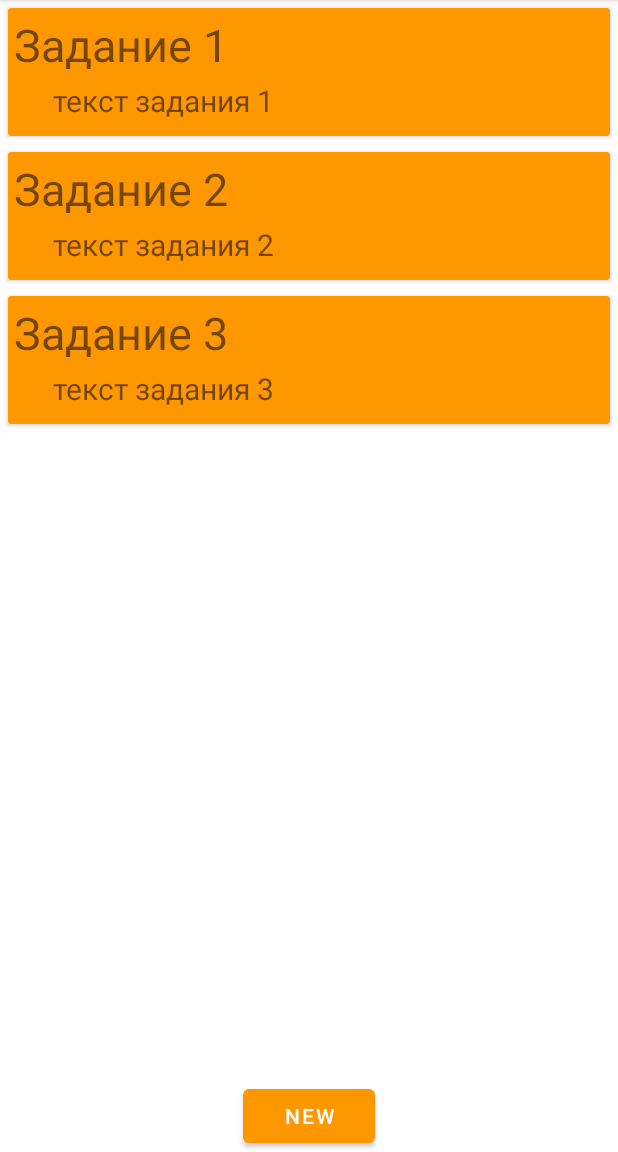
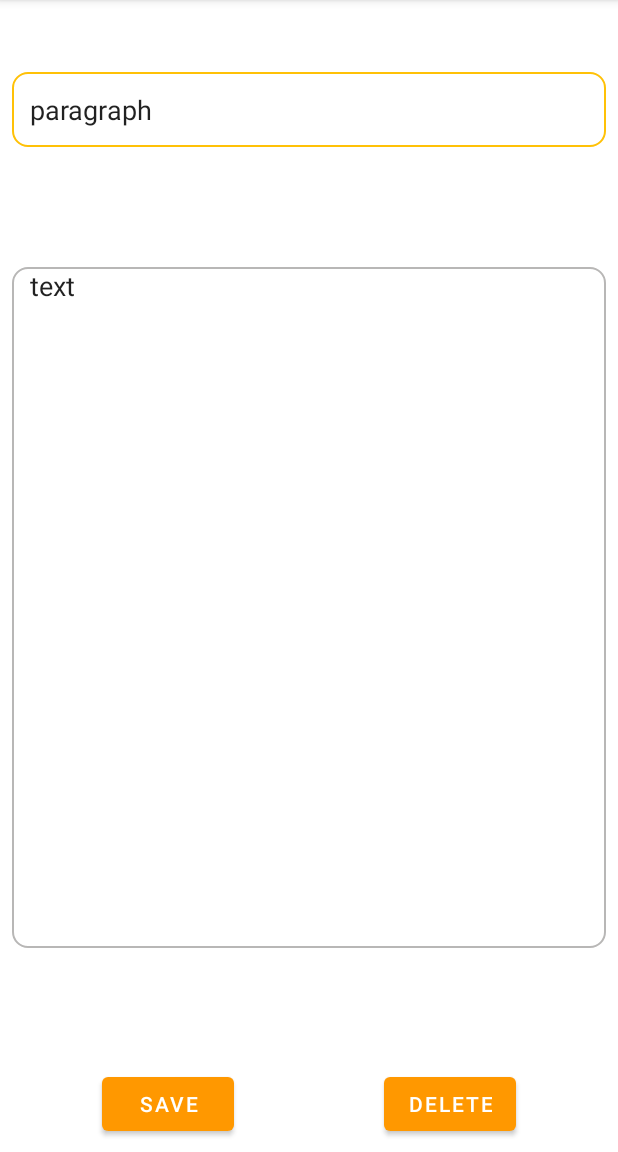
Before and after one commit to mishura235/SimpleTODO, an Android app: the screen it shows after launch (MainActivity before the commit, TaskEditActivity after it), after a tap on "NEW", on a phone screen of 412 x 824 dp, the part 84-1236 px from its top. Run offline under Robolectric (Android 15) with nearby library versions, the phone set to English and light mode, and no system bars; our stand-ins replace Room's generated code.

Commit message:
Create All

```diff
--- a/app/src/main/AndroidManifest.xml
+++ b/app/src/main/AndroidManifest.xml
@@ -12,6 +12,9 @@
         android:supportsRtl="true"
         android:theme="@style/Theme.TODOList"
         tools:targetApi="31">
+        <activity
+            android:name=".TaskEditActivity"
+            android:exported="false" />
         <activity
             android:name=".MainActivity"
             android:exported="true">
--- a/app/src/main/java/com/example/todolist/MainActivity.kt
+++ b/app/src/main/java/com/example/todolist/MainActivity.kt
@@ -1,10 +1,24 @@
 package com.example.todolist
 
+import android.annotation.SuppressLint
+import android.content.Intent
 import androidx.appcompat.app.AppCompatActivity
 import android.os.Bundle
+import android.util.Log
 import android.widget.Button
+import androidx.activity.viewModels
+import androidx.lifecycle.AndroidViewModel
+import androidx.lifecycle.Observer
 import androidx.recyclerview.widget.LinearLayoutManager
 import androidx.recyclerview.widget.RecyclerView
+import com.example.todolist.recyclerview.TaskRecyclerViewAdapter
+import com.example.todolist.database.Task
+import com.example.todolist.viewmodel.TaskViewModel
+import kotlinx.coroutines.CoroutineScope
+import kotlinx.coroutines.Dispatchers
+import kotlinx.coroutines.channels.Channel
+import kotlinx.coroutines.coroutineScope
+import kotlinx.coroutines.launch
 
 class MainActivity : AppCompatActivity() {
 
@@ -19,19 +33,33 @@ class MainActivity : AppCompatActivity() {
         createNewTask = findViewById(R.id.create_new_task_button)
         taskRecyclerView = findViewById(R.id.task_recycler_view)
 
-        //TODO перенести в Room
-        var tasks = listOf(
-            Task("Задание 1","текст задания 1"),
-            Task("Задание 2","текст задания 2"),
-            Task("Задание 3","текст задания 3"),
-        )
+        val viewModel by viewModels<TaskViewModel>()
 
-        adapter = TaskRecyclerViewAdapter(tasks)
+        adapter = TaskRecyclerViewAdapter(this)
         taskRecyclerView.layoutManager = LinearLayoutManager(applicationContext,LinearLayoutManager.VERTICAL,false)
         taskRecyclerView.adapter = adapter
+        viewModel.tasksList.observe(this, Observer {
+            adapter.tasks = viewModel.tasksList.value!!
+            adapter.notifyDataSetChanged()
+        })
 
         createNewTask.setOnClickListener{
-            //TODO функция создания задания
+            CoroutineScope(Dispatchers.Main).launch {
+            val idChannel = Channel<Long>()
+            viewModel.createTask(channel = idChannel)
+            val id = idChannel.receive()
+            val intent = Intent(applicationContext,TaskEditActivity::class.java)
+            intent.putExtra(TaskEditActivity.TASK_ID, id)
+            startActivity(intent)
+        }
         }
     }
+
+    override fun onStart() {
+        super.onStart()
+        val viewModel by viewModels<TaskViewModel>()
+        viewModel.loadAllTasks()
+    }
+
+
 }
--- a/app/src/main/java/com/example/todolist/Task.kt
+++ /dev/null
@@ -1,6 +0,0 @@
-package com.example.todolist
-
-data class Task (
-    val paragraph:String,
-    val text:String
-)
--- /dev/null
+++ b/app/src/main/java/com/example/todolist/TaskEditActivity.kt
@@ -0,0 +1,52 @@
+package com.example.todolist
+
+import androidx.appcompat.app.AppCompatActivity
+import android.os.Bundle
+import android.util.Log
+import android.widget.Button
+import android.widget.EditText
+import androidx.lifecycle.ViewModelProvider
+import com.example.todolist.viewmodel.TaskEditViewModel
+
+class TaskEditActivity : AppCompatActivity() {
+
+
+    companion object{
+        const val TASK_ID="task_id"
+    }
+
+    lateinit var editParagraph:EditText
+    lateinit var editText:EditText
+    lateinit var saveButton: Button
+    lateinit var deleteButton: Button
+    override fun onCreate(savedInstanceState: Bundle?) {
+        super.onCreate(savedInstanceState)
+        setContentView(R.layout.activity_task_edit)
+
+        editParagraph = findViewById(R.id.task_edit_paragraph)
+        editText = findViewById(R.id.task_edit_text)
+        saveButton = findViewById(R.id.save_button)
+        deleteButton = findViewById(R.id.delete_button)
+
+        val taskId = intent.getLongExtra(TASK_ID,0)
+        val viewModel= ViewModelProvider(this,TaskEditViewModel.TaskEditViewModelFactory(this,taskId))[TaskEditViewModel::class.java]
+
+
+        viewModel.task.observe(this) {
+            editText.setText(it.text)
+            editParagraph.setText(it.paragraph)
+        }
+
+        saveButton.setOnClickListener {
+            viewModel.saveChanges(editParagraph.text.toString(),editText.text.toString())
+            finish()
+        }
+
+        deleteButton.setOnClickListener {
+            viewModel.deleteTask()
+            finish()
+        }
+
+    }
+
+}
--- /dev/null
+++ b/app/src/main/java/com/example/todolist/database/Database.kt
@@ -0,0 +1,38 @@
+package com.example.todolist.database
+
+import android.content.Context
+import androidx.room.*
+
+@Dao
+interface TaskDAO {
+
+
+    @Insert
+    fun insert(task: Task):Long
+
+    @Delete
+    fun delete(task: Task?)
+
+    @Query("SELECT * FROM tasks")
+    fun getAllTasks():List<Task>
+
+    @Insert(onConflict = OnConflictStrategy.REPLACE)
+    fun updateTask(task:Task?)
+
+    @Query("SELECT * FROM tasks WHERE id=:id")
+    fun getTaskById(id: Long): Task
+}
+
+@Database(entities = [Task::class], version = 1)
+abstract class TasksDatabase: RoomDatabase() {
+    abstract fun getTaskDao():TaskDAO
+}
+
+fun getDatabase(context: Context): TasksDatabase {
+        return Room.databaseBuilder(
+            context.applicationContext,
+            TasksDatabase::class.java,
+            "tasks"
+        ).build()
+
+}
--- /dev/null
+++ b/app/src/main/java/com/example/todolist/database/Task.kt
@@ -0,0 +1,12 @@
+package com.example.todolist.database
+
+import androidx.room.Entity
+import androidx.room.PrimaryKey
+
+@Entity(tableName = "tasks")
+data class Task(
+    @PrimaryKey(autoGenerate = true)
+    val id: Int? =null,
+    val paragraph:String,
+    val text:String
+)
--- a/app/src/main/java/com/example/todolist/TaskRecyclerViewAdapter.kt
+++ b/app/src/main/java/com/example/todolist/recyclerview/TaskRecyclerViewAdapter.kt
@@ -1,16 +1,20 @@
-package com.example.todolist
+package com.example.todolist.recyclerview
 
+import android.content.Context
+import android.content.Intent
 import android.view.LayoutInflater
 import android.view.View
 import android.view.ViewGroup
 import android.widget.TextView
 import androidx.cardview.widget.CardView
 import androidx.recyclerview.widget.RecyclerView
+import com.example.todolist.R
+import com.example.todolist.TaskEditActivity
+import com.example.todolist.database.Task
 
-class TaskRecyclerViewAdapter (
-    private val tasks:List<Task>
-        ): RecyclerView.Adapter<TaskRecyclerViewAdapter.TaskViewHolder>() {
+class TaskRecyclerViewAdapter (val context: Context): RecyclerView.Adapter<TaskRecyclerViewAdapter.TaskViewHolder>() {
 
+    var tasks:List<Task> = listOf()
     class TaskViewHolder(itemView: View) :RecyclerView.ViewHolder(itemView) {
         val taskCardView:CardView = itemView.findViewById(R.id.task_card_view)
         val taskParagraph:TextView = itemView.findViewById(R.id.task_paragraph)
@@ -32,7 +36,9 @@ class TaskRecyclerViewAdapter (
         holder.taskParagraph.text = tasks[position].paragraph
         holder.taskText.text = tasks[position].text
         holder.taskCardView.setOnClickListener {
-            //TODO окно редактрования задачи
+            val intent = Intent(context,TaskEditActivity::class.java)
+            intent.putExtra(TaskEditActivity.TASK_ID,position.toLong()+1)
+            context.startActivity(intent)
         }
     }
 
--- /dev/null
+++ b/app/src/main/java/com/example/todolist/viewmodel/TaskEditViewModel.kt
@@ -0,0 +1,58 @@
+package com.example.todolist.viewmodel
+
+import android.content.Context
+import android.util.Log
+import androidx.lifecycle.MutableLiveData
+import androidx.lifecycle.ViewModel
+import androidx.lifecycle.ViewModelProvider
+import androidx.lifecycle.viewModelScope
+import com.example.todolist.database.Task
+import com.example.todolist.database.getDatabase
+import kotlinx.coroutines.Dispatchers
+import kotlinx.coroutines.launch
+import kotlinx.coroutines.withContext
+
+class TaskEditViewModel(private val context: Context, private val id: Long) : ViewModel() {
+
+    private val _task: MutableLiveData<Task> = MutableLiveData()
+
+    val db = getDatabase(context)
+
+    val task
+        get() = _task
+
+
+    init {
+        viewModelScope.launch{
+            withContext(Dispatchers.IO){
+                task.postValue(db.getTaskDao().getTaskById(id))
+            }
+
+        }
+    }
+
+
+
+    fun saveChanges(paragraph: String, text: String) {
+        viewModelScope.launch {
+            withContext(Dispatchers.IO){
+                db.getTaskDao().updateTask(Task(task.value?.id,paragraph,text))
+            }
+        }
+    }
+
+    fun deleteTask() {
+        viewModelScope.launch {
+            withContext(Dispatchers.IO){
+                db.getTaskDao().delete(task.value)
+            }
+        }
+    }
+
+    class TaskEditViewModelFactory(private val context: Context, private val id: Long):ViewModelProvider.Factory {
+        override fun <T : ViewModel> create(modelClass: Class<T>): T {
+            return TaskEditViewModel(context,id) as T
+        }
+    }
+
+}
--- /dev/null
+++ b/app/src/main/java/com/example/todolist/viewmodel/TaskViewModel.kt
@@ -0,0 +1,43 @@
+package com.example.todolist.viewmodel
+
+import android.app.Application
+import androidx.lifecycle.AndroidViewModel
+import androidx.lifecycle.MutableLiveData
+import androidx.lifecycle.viewModelScope
+import com.example.todolist.database.Task
+import com.example.todolist.database.getDatabase
+import kotlinx.coroutines.CoroutineScope
+import kotlinx.coroutines.Deferred
+import kotlinx.coroutines.Dispatchers
+import kotlinx.coroutines.async
+import kotlinx.coroutines.channels.Channel
+import kotlinx.coroutines.launch
+import kotlinx.coroutines.withContext
+
+class TaskViewModel(application: Application): AndroidViewModel(application) {
+
+    private val _tasksList = MutableLiveData<List<Task>>(listOf())
+
+    private val db = getDatabase(context = application.applicationContext)
+
+    val tasksList
+        get() = _tasksList
+
+
+    fun createTask(paragraph:String="paragraph", text:String="text",channel: Channel<Long>){
+        viewModelScope.launch {
+            withContext(Dispatchers.IO){
+                channel.send(db.getTaskDao().insert(Task(paragraph=paragraph, text=text)))
+            }
+        }
+    }
+
+    fun loadAllTasks(){
+        viewModelScope.launch {
+            withContext(Dispatchers.IO){
+                _tasksList.postValue(db.getTaskDao().getAllTasks())
+            }
+        }
+    }
+
+}
--- /dev/null
+++ b/app/src/main/res/drawable/rounded_edittext.xml
@@ -0,0 +1,21 @@
+<?xml version="1.0" encoding="utf-8"?>
+<selector xmlns:android="http://schemas.android.com/apk/res/android">
+
+    <item android:state_enabled="true" android:state_focused="true">
+        <shape android:shape="rectangle">
+            <solid android:color="@color/white"/>
+            <corners android:radius="10dp"/>
+            <stroke android:color="#FFC107" android:width="1dp"/>
+            </shape>
+
+    </item>
+
+    <item android:state_enabled="true">
+        <shape android:shape="rectangle">
+            <solid android:color="@color/white"/>
+            <corners android:radius="10dp"/>
+            <stroke android:color="#B8B7B6" android:width="1dp"/>
+        </shape>
+
+    </item>
+</selector>
--- /dev/null
+++ b/app/src/main/res/drawable/task_recyclerview_item_background.xml
@@ -0,0 +1,6 @@
+<?xml version="1.0" encoding="utf-8"?>
+<shape xmlns:android="http://schemas.android.com/apk/res/android">
+    <solid android:color="@color/orange_500"/>
+    <corners android:radius="20dp"/>
+    <padding android:left="0dp" android:top="0dp" android:right="0dp" android:bottom="0dp" />
+</shape>
--- a/app/src/main/res/layout/activity_main.xml
+++ b/app/src/main/res/layout/activity_main.xml
@@ -10,14 +10,15 @@
         android:id="@+id/task_recycler_view"
         android:layout_width="match_parent"
         android:layout_height="match_parent"
-        android:layout_marginBottom="150dp"
+        android:layout_marginTop="10dp"
+        android:layout_marginBottom="140dp"
         app:layout_constraintBottom_toTopOf="@+id/create_new_task_button"
-        tools:listitem="@layout/task_recyclerview_item"
         app:layout_constraintEnd_toEndOf="parent"
         app:layout_constraintHorizontal_bias="0.0"
         app:layout_constraintStart_toStartOf="parent"
         app:layout_constraintTop_toTopOf="parent"
-        app:layout_constraintVertical_bias="1.0" />
+        app:layout_constraintVertical_bias="1.0"
+        tools:listitem="@layout/task_recyclerview_item" />
 
     <Button
         android:id="@+id/create_new_task_button"
@@ -25,6 +26,7 @@
         android:layout_height="wrap_content"
         android:layout_marginStart="162dp"
         android:layout_marginEnd="162dp"
+        android:layout_marginBottom="10dp"
         android:text="NEW"
         app:layout_constraintBottom_toBottomOf="parent"
         app:layout_constraintEnd_toEndOf="parent"
--- /dev/null
+++ b/app/src/main/res/layout/activity_task_edit.xml
@@ -0,0 +1,72 @@
+<?xml version="1.0" encoding="utf-8"?>
+<androidx.constraintlayout.widget.ConstraintLayout xmlns:android="http://schemas.android.com/apk/res/android"
+    xmlns:app="http://schemas.android.com/apk/res-auto"
+    xmlns:tools="http://schemas.android.com/tools"
+    android:layout_width="match_parent"
+    android:layout_height="match_parent"
+    tools:context=".TaskEditActivity">
+
+    <EditText
+        android:id="@+id/task_edit_paragraph"
+        android:layout_width="match_parent"
+        android:layout_height="50dp"
+        android:layout_marginStart="8dp"
+        android:layout_marginTop="48dp"
+        android:layout_marginEnd="8dp"
+        android:background="@drawable/rounded_edittext"
+        android:hint="paragraph"
+        android:paddingStart="12dp"
+        android:paddingEnd="12dp"
+        app:layout_constraintEnd_toEndOf="parent"
+        app:layout_constraintStart_toStartOf="parent"
+        app:layout_constraintTop_toTopOf="parent" />
+
+    <EditText
+        android:id="@+id/task_edit_text"
+        android:layout_width="match_parent"
+        android:layout_height="0dp"
+        android:layout_marginStart="8dp"
+        android:layout_marginTop="80dp"
+        android:layout_marginEnd="8dp"
+        android:layout_marginBottom="80dp"
+        android:background="@drawable/rounded_edittext"
+        android:gravity="top"
+        android:hint="text"
+        android:inputType="textMultiLine"
+        android:lines="8"
+        android:minLines="6"
+        android:paddingStart="12dp"
+        android:paddingEnd="12dp"
+        android:scrollbars="vertical"
+        app:layout_constraintBottom_toTopOf="@+id/save_button"
+        app:layout_constraintEnd_toEndOf="parent"
+        app:layout_constraintHorizontal_bias="0.0"
+        app:layout_constraintStart_toStartOf="parent"
+        app:layout_constraintTop_toBottomOf="@+id/task_edit_paragraph"
+        app:layout_constraintVertical_bias="1.0" />
+
+    <Button
+        android:id="@+id/save_button"
+        android:layout_width="wrap_content"
+        android:layout_height="wrap_content"
+        android:layout_marginStart="32dp"
+        android:layout_marginEnd="32dp"
+        android:layout_marginBottom="8dp"
+        android:text="save"
+        app:layout_constraintBottom_toBottomOf="parent"
+        app:layout_constraintEnd_toStartOf="@+id/delete_button"
+        app:layout_constraintStart_toStartOf="parent" />
+
+    <Button
+        android:id="@+id/delete_button"
+        android:layout_width="wrap_content"
+        android:layout_height="wrap_content"
+        android:layout_marginStart="32dp"
+        android:layout_marginEnd="32dp"
+        android:layout_marginBottom="8dp"
+        android:text="delete"
+        app:layout_constraintBottom_toBottomOf="parent"
+        app:layout_constraintEnd_toEndOf="parent"
+        app:layout_constraintStart_toEndOf="@+id/save_button" />
+
+</androidx.constraintlayout.widget.ConstraintLayout>
--- a/app/src/main/res/layout/task_recyclerview_item.xml
+++ b/app/src/main/res/layout/task_recyclerview_item.xml
@@ -1,18 +1,21 @@
 <?xml version="1.0" encoding="utf-8"?>
-<androidx.cardview.widget.CardView
-    xmlns:card_view="http://schemas.android.com/apk/res-auto"
+<com.google.android.material.card.MaterialCardView xmlns:card_view="http://schemas.android.com/apk/res-auto"
     xmlns:android="http://schemas.android.com/apk/res/android"
+    xmlns:app="http://schemas.android.com/tools"
     android:id="@+id/task_card_view"
     android:layout_width="match_parent"
-    android:layout_height="85dp"
+    android:layout_height="100dp"
+    card_view:cardCornerRadius="10dp"
     android:backgroundTint="@color/orange_500"
-    android:layout_margin="5dp">
+    android:layout_margin="8dp"
+    app:ignore="NamespaceTypo">
 
 
     <LinearLayout
         android:layout_width="match_parent"
         android:layout_height="match_parent"
-        android:orientation="vertical">
+        android:orientation="vertical"
+        android:layout_margin="4dp">
 
         <TextView
             android:id="@+id/task_paragraph"
@@ -20,15 +23,17 @@
             android:layout_height="40dp"
             android:textSize="30sp"
             android:text="Some paragragh"
-            android:layout_margin="4dp"/>
+            android:textColor="@color/white"
+            android:layout_margin="8dp"/>
 
         <TextView
             android:id="@+id/task_text"
             android:layout_width="match_parent"
             android:layout_height="25dp"
             android:textSize="20sp"
+            android:textColor="@color/white"
             android:layout_marginLeft="30dp"
             android:text="some task"/>
 
     </LinearLayout>
-</androidx.cardview.widget.CardView>
+</com.google.android.material.card.MaterialCardView>
--- a/build.gradle
+++ b/build.gradle
@@ -3,4 +3,5 @@ plugins {
     id 'com.android.application' version '7.3.1' apply false
     id 'com.android.library' version '7.3.1' apply false
     id 'org.jetbrains.kotlin.android' version '1.7.20' apply false
+    id "org.jetbrains.kotlin.kapt" version "1.8.20"
 }
```
Also changed, not shown: app/build.gradle (+15 -2 lines).
